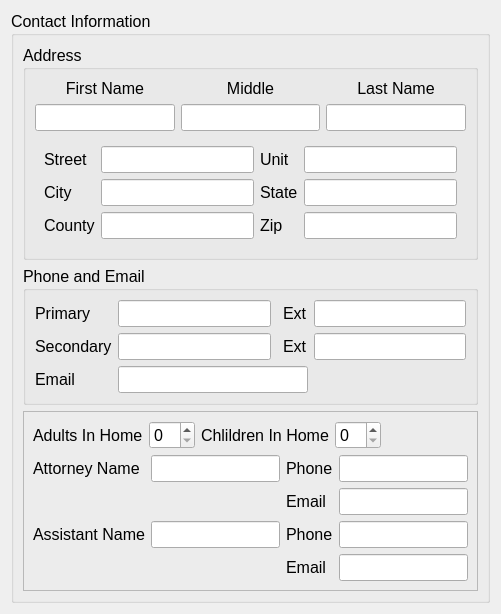
lansdon/cpts483_drc, file drc/gui/persondetailsform.ui: the form before one commit.
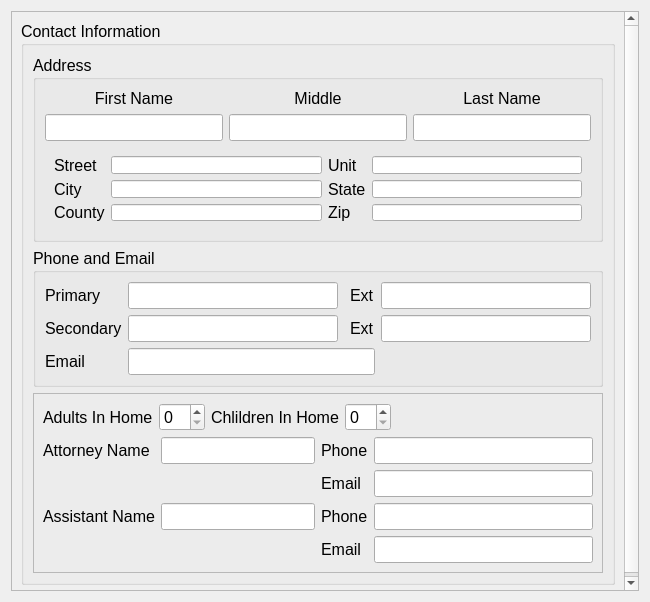
The form after the commit.

Commit message: scroll boxes added

```diff
--- a/drc/gui/persondetailsform.ui
+++ b/drc/gui/persondetailsform.ui
@@ -6,8 +6,8 @@
    <rect>
     <x>0</x>
     <y>0</y>
-    <width>501</width>
-    <height>572</height>
+    <width>650</width>
+    <height>602</height>
    </rect>
   </property>
   <property name="sizePolicy">
@@ -26,6 +26,27 @@
   </property>
   <layout class="QHBoxLayout" name="horizontalLayout_4">
    <item>
+    <widget class="QScrollArea" name="scrollArea">
+     <property name="maximumSize">
+      <size>
+       <width>632</width>
+       <height>584</height>
+      </size>
+     </property>
+     <property name="widgetResizable">
+      <bool>true</bool>
+     </property>
+     <widget class="QWidget" name="scrollAreaWidgetContents">
+      <property name="geometry">
+       <rect>
+        <x>0</x>
+        <y>0</y>
+        <width>630</width>
+        <height>582</height>
+       </rect>
+      </property>
+      <layout class="QHBoxLayout" name="horizontalLayout">
+       <item>
     <widget class="QGroupBox" name="groupBox">
      <property name="sizePolicy">
       <sizepolicy hsizetype="Expanding" vsizetype="Expanding">
@@ -33,6 +54,18 @@
        <verstretch>0</verstretch>
       </sizepolicy>
      </property>
+         <property name="minimumSize">
+          <size>
+           <width>458</width>
+           <height>0</height>
+          </size>
+         </property>
+         <property name="maximumSize">
+          <size>
+           <width>612</width>
+           <height>564</height>
+          </size>
+         </property>
      <property name="title">
       <string>Contact Information</string>
      </property>
@@ -369,6 +402,10 @@
        </widget>
       </item>
      </layout>
+        </widget>
+       </item>
+      </layout>
+     </widget>
     </widget>
    </item>
   </layout>
```
Lines whose indentation alone changed are shown as unchanged. The commit also changes 3 other files.
